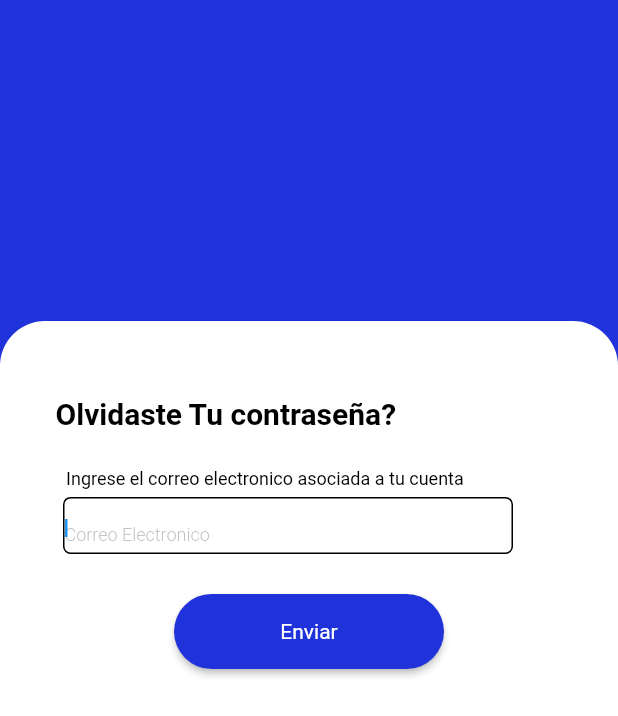
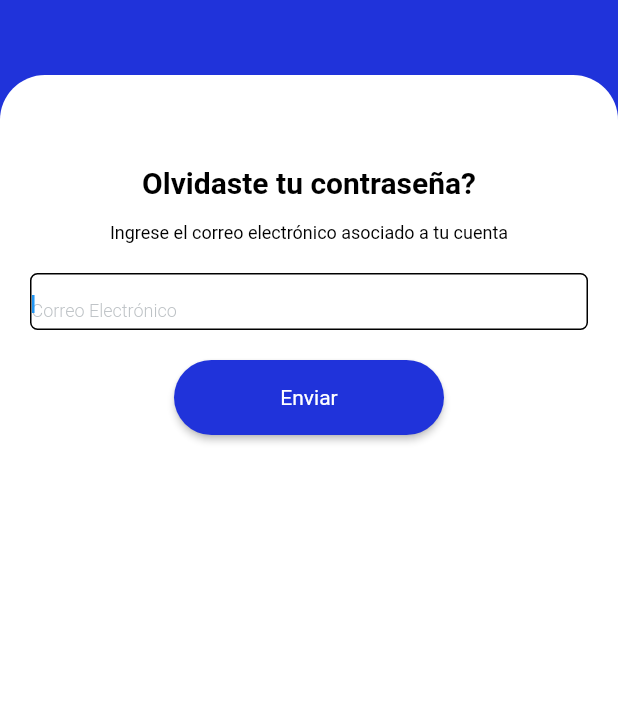
Before and after one commit to JhairEsp/Fidelo-Usuario, a Flutter app: the ForgotPassword screen opened directly, on a phone screen of 412 x 824 dp. Shown: the top 716 px of the screen. Run offline on Flutter 3.47's test engine with Material 2 defaults, Android fonts, the phone set to English and light mode, and no system bars; our stand-ins replace cloud_firestore, firebase_auth, firebase_core; accounts and stored records are empty; Roboto replaces fonts that are missing (Poppins).

Commit message:
responsive ForgotPassword

```diff
--- a/lib/Screens/LoginScreens/ForgotPassword.dart
+++ b/lib/Screens/LoginScreens/ForgotPassword.dart
@@ -1,33 +1,29 @@
 import 'package:flutter/material.dart';
 
 class ForgotPassword extends StatefulWidget {
-  const ForgotPassword({super.key});
+  const ForgotPassword({Key? key});
 
   @override
   State<ForgotPassword> createState() => _ForgotPasswordState();
 }
 
+class _ForgotPasswordState extends State<ForgotPassword> {
   final _emailController = TextEditingController();
+
   @override
   void dispose() {
     _emailController.dispose();
+    super.dispose();
   }
 
-class _ForgotPasswordState extends State<ForgotPassword> {
   @override
   Widget build(BuildContext context) {
     return Scaffold(
       backgroundColor: Color(0xFF2033DA),
       body: SafeArea(
-        child: GestureDetector(
-          onTap: () => FocusScope.of(context).unfocus(),
-          child: Stack(
-            children: [
-              Align(
-                alignment: AlignmentDirectional(0, 1),
         child: Container(
-                  width: double.infinity,
-                  height: 610,
+          height: MediaQuery.of(context).size.height,
+          margin: EdgeInsets.only(top: 50),
           decoration: BoxDecoration(
             color: Colors.white,
             borderRadius: BorderRadius.only(
@@ -37,18 +33,16 @@ class _ForgotPasswordState extends State<ForgotPassword> {
               topRight: Radius.circular(30),
             ),
           ),
-                  child: Stack(
+          child: Padding(
+            padding: EdgeInsets.symmetric(horizontal: 20, vertical: 30),
+            child: Column(
+              mainAxisSize: MainAxisSize.max,
+              mainAxisAlignment: MainAxisAlignment.start,
+              crossAxisAlignment: CrossAxisAlignment.center,
               children: [
-                      Column(
-                        mainAxisSize: MainAxisSize.max,
-                        children: [
-                          Align(
-                            alignment: AlignmentDirectional(-0.6, 0),
-                            child: Padding(
-                              padding:
-                                  EdgeInsetsDirectional.fromSTEB(0, 50, 0, 0),
-                              child: Text(
-                                'Olvidaste Tu contraseña?',
+                SizedBox(height: 30),
+                Text(
+                  'Olvidaste tu contraseña?',
                   style: TextStyle(
                     fontFamily: 'Poppins',
                     fontSize: 20,
@@ -56,15 +50,9 @@ class _ForgotPasswordState extends State<ForgotPassword> {
                     color: Colors.black,
                   ),
                 ),
-                            ),
-                          ),
-                          Align(
-                            alignment: AlignmentDirectional(-0.4, 0),
-                            child: Padding(
-                              padding:
-                                  EdgeInsetsDirectional.fromSTEB(0, 25, 0, 0),
-                              child: Text(
-                                'Ingrese el correo electronico asociada a tu cuenta',
+                SizedBox(height: 15),
+                Text(
+                  'Ingrese el correo electrónico asociado a tu cuenta',
                   style: TextStyle(
                     fontFamily: 'Poppins',
                     color: Colors.black,
@@ -72,14 +60,9 @@ class _ForgotPasswordState extends State<ForgotPassword> {
                     fontWeight: FontWeight.normal,
                   ),
                 ),
-                            ),
-                          ),
-                        ],
-                      ),
-                      Align(
-                        alignment: AlignmentDirectional(-0.25, -0.59),
-                        child: Container(
-                          width: 300,
+                SizedBox(height: 20),
+                Container(
+                  width: double.infinity,
                   height: 38,
                   decoration: BoxDecoration(
                     color: Colors.white,
@@ -88,14 +71,12 @@ class _ForgotPasswordState extends State<ForgotPassword> {
                       color: Colors.black,
                     ),
                   ),
-                          child: Align(
-                            alignment: AlignmentDirectional(0, 0),
                   child: TextField(
                     controller: _emailController,
                     autofocus: true,
                     obscureText: false,
                     decoration: InputDecoration(
-                                hintText: 'Correo Electronico',
+                      hintText: 'Correo Electrónico',
                       hintStyle: TextStyle(
                         fontFamily: 'Poppins',
                         fontSize: 12,
@@ -151,11 +132,8 @@ class _ForgotPasswordState extends State<ForgotPassword> {
                     maxLines: null,
                   ),
                 ),
-                        ),
-                      ),
-                      Align(
-                          alignment: AlignmentDirectional(0, -0.35),
-                          child: ElevatedButton(
+                SizedBox(height: 20),
+                ElevatedButton(
                   onPressed: () {},
                   style: ElevatedButton.styleFrom(
                     primary: Color(0xFF2033DA),
@@ -166,16 +144,13 @@ class _ForgotPasswordState extends State<ForgotPassword> {
                     shape: RoundedRectangleBorder(
                       borderRadius: BorderRadius.circular(30),
                     ),
-                              padding: EdgeInsets.zero,
+                    padding: EdgeInsets.symmetric(horizontal: 20),
                     minimumSize: Size(180, 50),
                   ),
                   child: Text('Enviar'),
-                          )),
+                ),
               ],
             ),
-                ),
-              ),
-            ],
           ),
         ),
       ),
```
Lines whose indentation alone changed are shown as unchanged.
